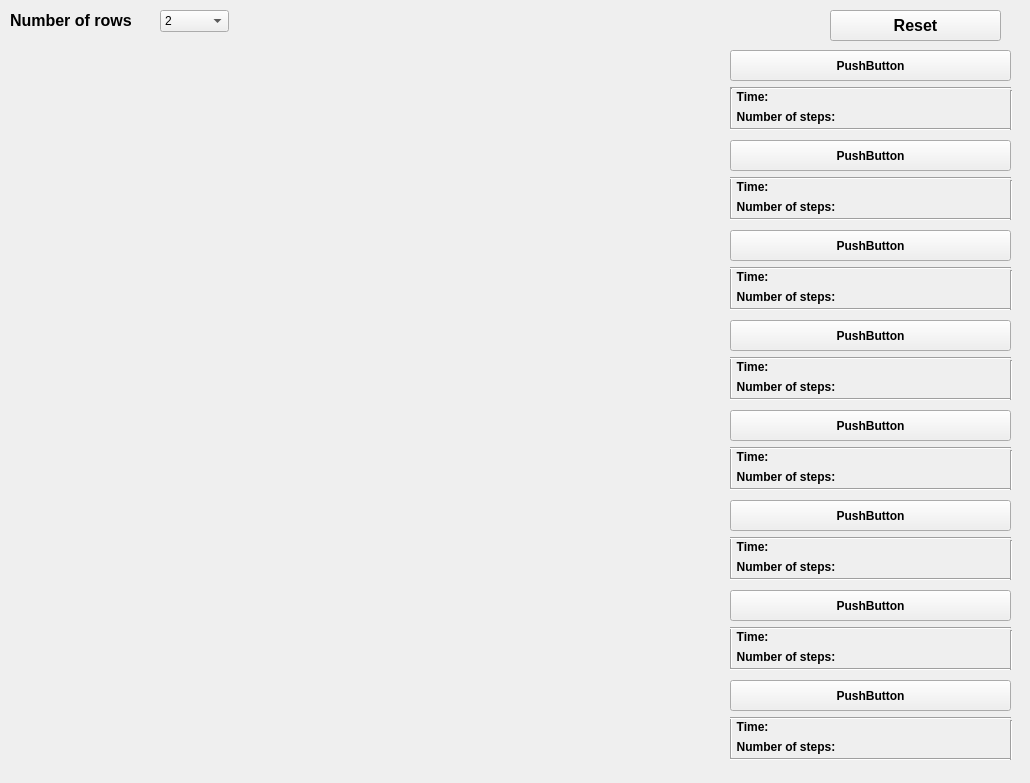
Old version of the form Puzzle_game/ui2.ui in the repository Tahuubinh/AI_HUST_Project.
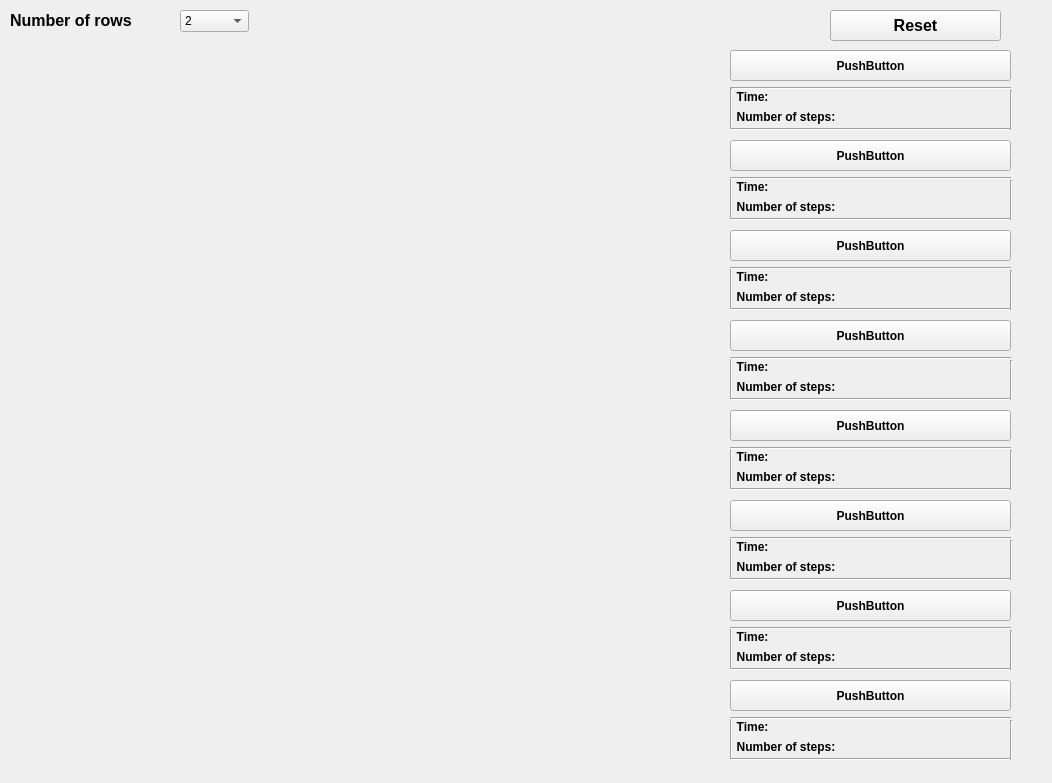
New version of the form.

What changed in the file:
```diff
--- a/Puzzle_game/ui2.ui
+++ b/Puzzle_game/ui2.ui
@@ -6,7 +6,7 @@
    <rect>
     <x>0</x>
     <y>0</y>
-    <width>1030</width>
+    <width>1052</width>
     <height>783</height>
    </rect>
   </property>
@@ -180,7 +180,7 @@
     <rect>
      <x>10</x>
      <y>10</y>
-     <width>141</width>
+     <width>171</width>
      <height>21</height>
     </rect>
    </property>
@@ -198,7 +198,7 @@
   <widget class="QComboBox" name="comboBox">
    <property name="geometry">
     <rect>
-     <x>160</x>
+     <x>180</x>
      <y>10</y>
      <width>69</width>
      <height>22</height>
```
